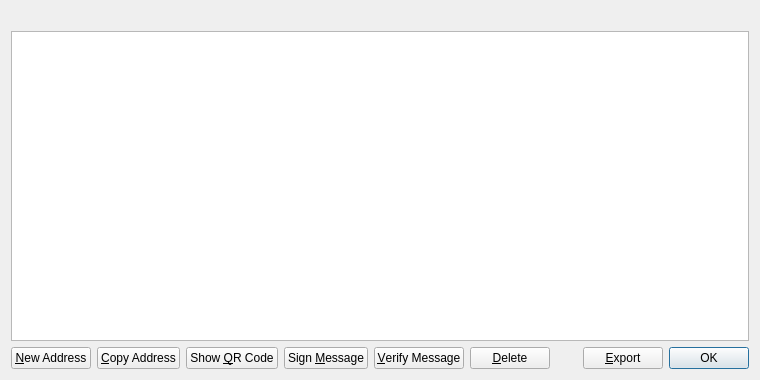
Qt form src/qt/forms/addressbookpage.ui (PumpCoinDEV/PumpCoin) before a commit.
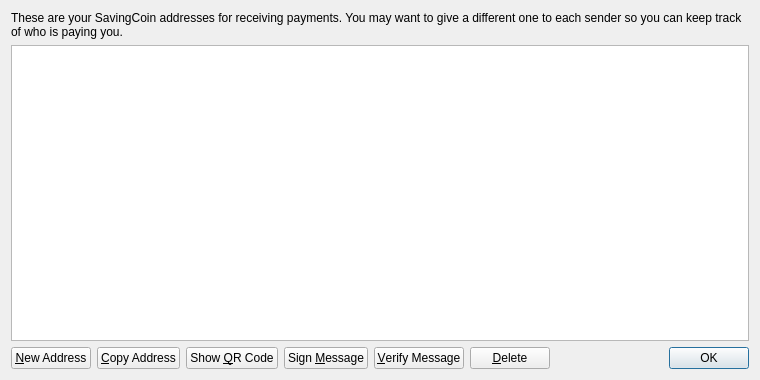
The same form after that commit. Icons and pictures are not drawn.

What changed in the file:
```diff
--- a/src/qt/forms/addressbookpage.ui
+++ b/src/qt/forms/addressbookpage.ui
@@ -16,6 +16,9 @@
   <layout class="QVBoxLayout" name="verticalLayout">
    <item>
     <widget class="QLabel" name="labelExplanation">
+     <property name="text">
+      <string>These are your SavingCoin addresses for receiving payments. You may want to give a different one to each sender so you can keep track of who is paying you.</string>
+     </property>
      <property name="textFormat">
       <enum>Qt::PlainText</enum>
      </property>
@@ -148,20 +151,6 @@
        </property>
       </spacer>
      </item>
-     <item>
-      <widget class="QPushButton" name="exportButton">
-       <property name="toolTip">
-        <string>Export the data in the current tab to a file</string>
-       </property>
-       <property name="text">
-        <string>&amp;Export</string>
-       </property>
-       <property name="icon">
-        <iconset resource="../bitcoin.qrc">
-         <normaloff>:/icons/export</normaloff>:/icons/export</iconset>
-       </property>
-      </widget>
-     </item>
      <item>
       <widget class="QDialogButtonBox" name="buttonBox">
        <property name="sizePolicy">
```
Left out of the diff: 6 changed lines with no effect on the pictures.
